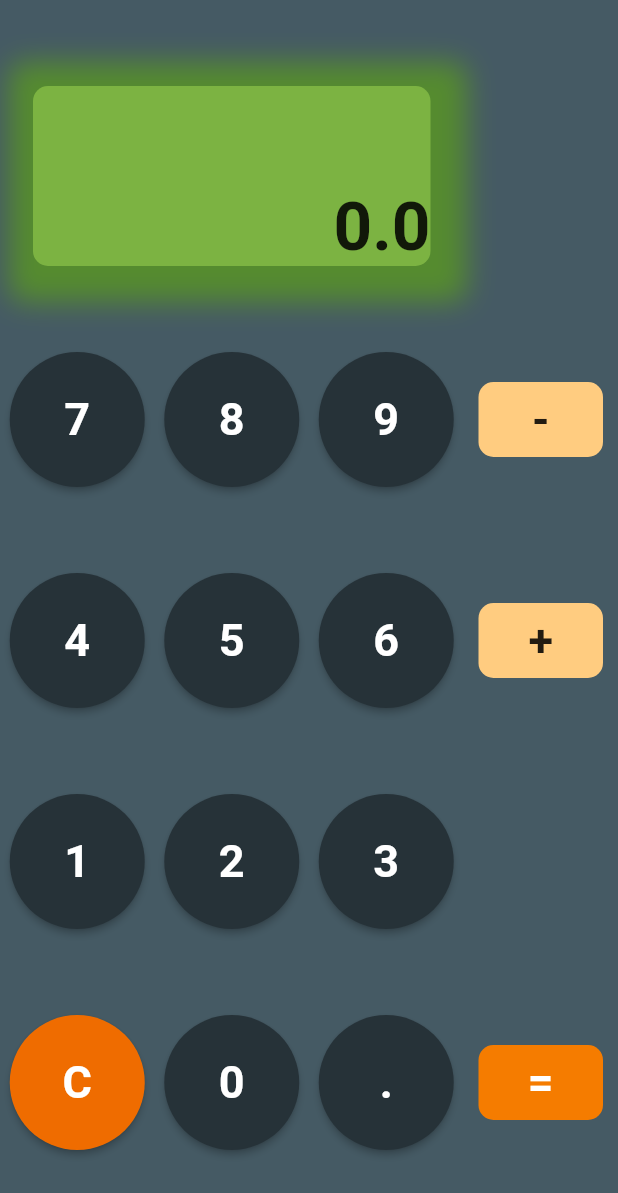
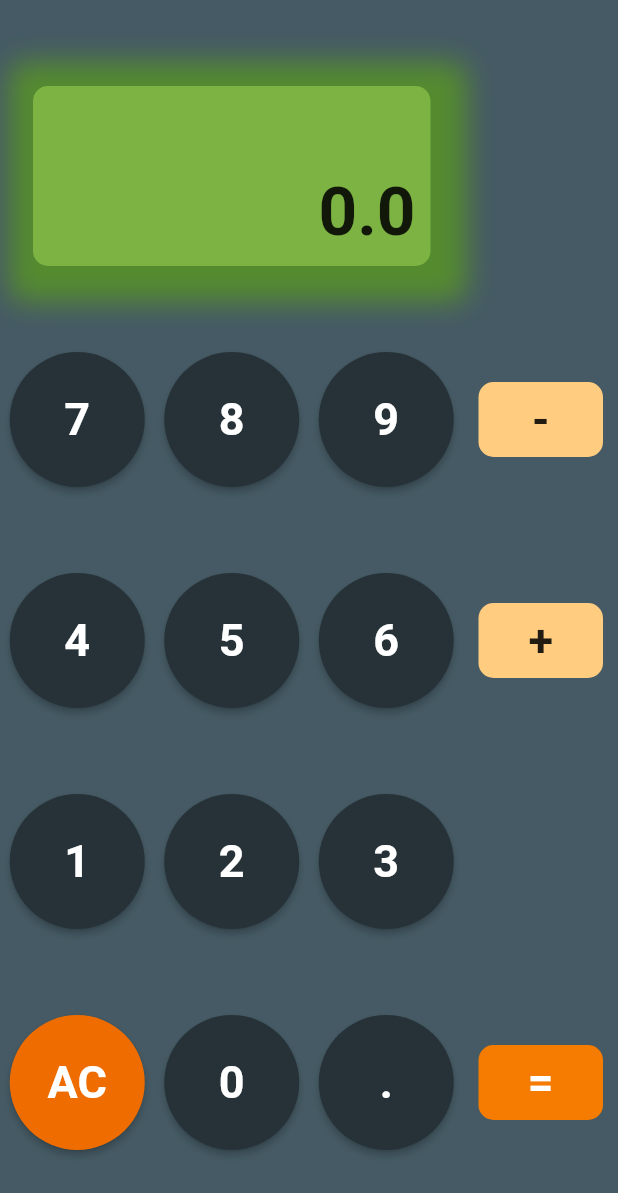
Before and after one commit to nothros/calculaattori_lut, a Flutter app: the screen it shows after launch, item 4 of the bottom bar chosen, on a phone screen of 412 x 824 dp. Shown: the top 1193 px of the screen. Run offline on Flutter 3.47's test engine with Material 2 defaults, Android fonts, the phone set to English and light mode, and no system bars.

Commit message:
I hate my self, remoce c-funtionality as it wasnt usable

```diff
--- a/calculator/lib/main.dart
+++ b/calculator/lib/main.dart
@@ -42,11 +42,10 @@ class _MyHomePageState extends State<MyHomePage> {
   //Buttonlogiikka
   buttonPressed(String buttonText) {
 
-    if(buttonText == "C"){
-      removeLastLetter();
-      if(_output.isEmpty){
-        _output = "0";
-      }
+    if(buttonText == "AC"){
+      _output = "";
+      _output = "0";
+
     }
     else if (buttonText == "=") {
       String numbers = "";
@@ -131,7 +130,7 @@ class _MyHomePageState extends State<MyHomePage> {
   Widget buildTextArea() {
     return Container(
       margin: const EdgeInsets.symmetric(horizontal: 22.0),
-      //        padding: const EdgeInsets.all(10.0),
+      padding: const EdgeInsets.all(10.0),
       width: screenWidth(context, dividedBy: 4) * 3 - 44, //tätä pitää vähän säätää. (luo siis 3/4 näyttöä leveen)
       height: 120, //tätä pitää vähän säätää. (1/5 näyttöä korkea)
       decoration:
@@ -150,7 +149,7 @@ class _MyHomePageState extends State<MyHomePage> {
 
   //Numerobuttonit
   Widget buildButton(String buttonText ) {
-    if (buttonText == "C") {
+    if (buttonText == "AC") {
       return Expanded(
         child: ElevatedButton(
           child: Text(buttonText),
@@ -259,7 +258,7 @@ class _MyHomePageState extends State<MyHomePage> {
                       child: Text('')), //Dummy, pitää rivit samanleveyisinä
                   ]),
                   Row(children: [
-                    buildButton("C"),
+                    buildButton("AC"),
                     buildButton("0"),
                     buildButton("."),
                     operandButton("="),
```
